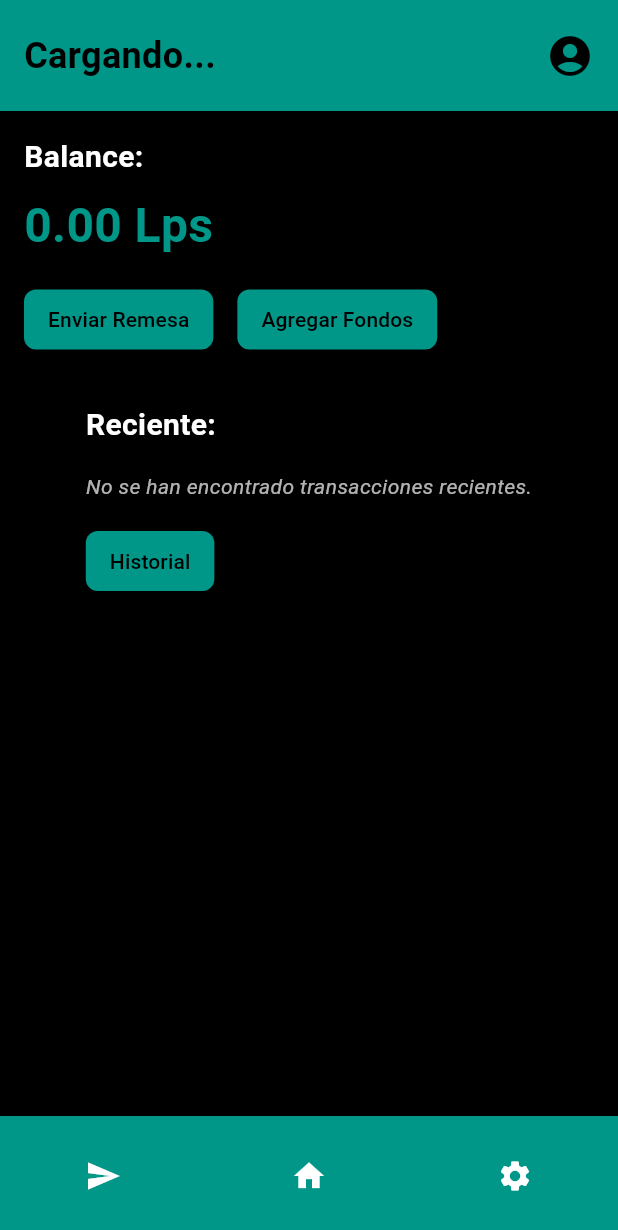
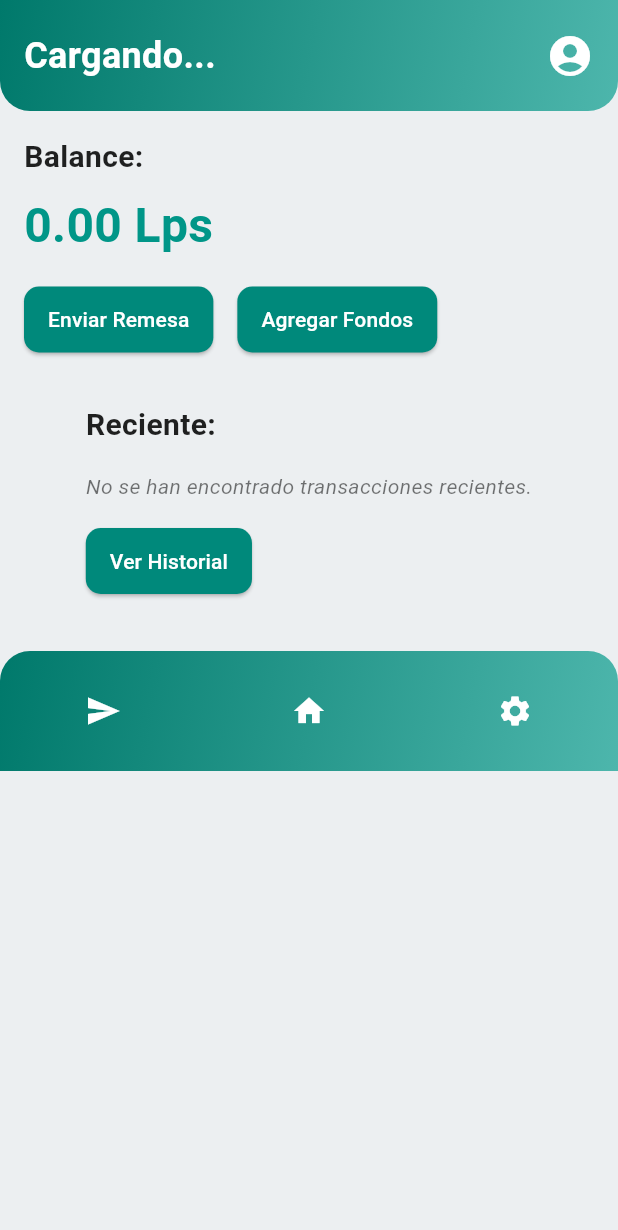
Before and after one commit to HelterSkelter11/ProyectoRemesa, a Flutter app: the DashboardScreen screen opened directly, on a phone screen of 412 x 824 dp. Shown: the top 1230 px of the screen. Run offline on Flutter 3.47's test engine with Material 3 defaults, Android fonts, the phone set to English and light mode, and no system bars; our stand-ins replace shared_preferences, supabase_flutter; accounts and stored records are empty.

Commit message:
historias y agregarfondos

```diff
--- a/lib/DashboardScreen.dart
+++ b/lib/DashboardScreen.dart
@@ -3,6 +3,8 @@ import 'EnviarRemesaScreen.dart';
 import 'package:supabase_flutter/supabase_flutter.dart';
 import 'apis/user_api.dart';
 import 'package:intl/intl.dart';
+import 'AgregarFondosScreen.dart';
+import 'HistorialScreen.dart';
 
 class DashboardScreen extends StatefulWidget {
   const DashboardScreen({super.key});
@@ -28,17 +30,11 @@ class _DashboardScreenState extends State<DashboardScreen> {
     final userApi = UserApi();
     final userInfo = await userApi.getUserById();
 
-    print(userInfo);
     if (userInfo != null) {
-      userInfo.forEach((key, value) {
-        print('$key: $value, type: ${value.runtimeType}');
-      });
       setState(() {
         username = userInfo['username'] ?? 'No Disponible';
         balance = double.tryParse(userInfo['balance'].toString()) ?? 0.0;
       });
-    } else {
-      print('no se pudo cargar los datos del usuario');
     }
   }
 
@@ -47,28 +43,31 @@ class _DashboardScreenState extends State<DashboardScreen> {
     final transacciones = await userApi.getTransactionsForUser();
 
     if (transacciones != null) {
-      for (var transaccion in transacciones) {
-        print('Transacción: $transaccion');
-      }
       setState(() {
         recentTransactions = transacciones;
       });
-    } else {
-      print('no se pudo cargar las transacciones del usuario');
     }
   }
 
   @override
   Widget build(BuildContext context) {
     return Scaffold(
-      backgroundColor: Colors.black,
+      backgroundColor: Colors.blueGrey[50], // Cambio de fondo
       body: SafeArea(
+        child: SingleChildScrollView(
           child: Column(
             children: [
               // Header
               Container(
-              color: Colors.teal,
                 padding: const EdgeInsets.symmetric(vertical: 20, horizontal: 16),
+                decoration: BoxDecoration(
+                  gradient: LinearGradient(
+                    colors: [Colors.teal[700]!, Colors.teal[300]!],
+                    begin: Alignment.topLeft,
+                    end: Alignment.bottomRight,
+                  ),
+                  borderRadius: BorderRadius.vertical(bottom: Radius.circular(20)),
+                ),
                 child: Row(
                   mainAxisAlignment: MainAxisAlignment.spaceBetween,
                   children: [
@@ -77,13 +76,13 @@ class _DashboardScreenState extends State<DashboardScreen> {
                       style: const TextStyle(
                         fontSize: 24,
                         fontWeight: FontWeight.bold,
-                      color: Colors.black,
+                        color: Colors.white,
                       ),
                     ),
                     const Icon(
                       Icons.account_circle,
                       size: 32,
-                    color: Colors.black,
+                      color: Colors.white,
                     ),
                   ],
                 ),
@@ -100,7 +99,7 @@ class _DashboardScreenState extends State<DashboardScreen> {
                       style: TextStyle(
                         fontSize: 20,
                         fontWeight: FontWeight.bold,
-                      color: Colors.white,
+                        color: Colors.black87,
                       ),
                     ),
                     const SizedBox(height: 8),
@@ -125,26 +124,33 @@ class _DashboardScreenState extends State<DashboardScreen> {
                             );
                           },
                           style: ElevatedButton.styleFrom(
-                          backgroundColor: Colors.teal,
-                          foregroundColor: Colors.black,
+                            backgroundColor: Colors.teal[600],
+                            foregroundColor: Colors.white,
                             padding: const EdgeInsets.symmetric(
-                              horizontal: 16, vertical: 10),
+                                horizontal: 16, vertical: 12),
                             shape: RoundedRectangleBorder(
-                            borderRadius: BorderRadius.circular(8),
+                              borderRadius: BorderRadius.circular(10),
                             ),
                           ),
                           child: const Text('Enviar Remesa'),
                         ),
                         const SizedBox(width: 16),
                         ElevatedButton(
-                        onPressed: () {},
+                          onPressed: () {
+                            Navigator.push(
+                              context,
+                              MaterialPageRoute(
+                                builder: (context) => AgregarFondosScreen(),
+                              ),
+                            );
+                          },
                           style: ElevatedButton.styleFrom(
-                          backgroundColor: Colors.teal,
-                          foregroundColor: Colors.black,
+                            backgroundColor: Colors.teal[600],
+                            foregroundColor: Colors.white,
                             padding: const EdgeInsets.symmetric(
-                              horizontal: 16, vertical: 10),
+                                horizontal: 16, vertical: 12),
                             shape: RoundedRectangleBorder(
-                            borderRadius: BorderRadius.circular(8),
+                              borderRadius: BorderRadius.circular(10),
                             ),
                           ),
                           child: const Text('Agregar Fondos'),
@@ -155,7 +161,7 @@ class _DashboardScreenState extends State<DashboardScreen> {
                 ),
               ),
 
-            // Reciente Section
+              // Recent Transactions Section
               Padding(
                 padding: const EdgeInsets.all(16.0),
                 child: Column(
@@ -166,7 +172,7 @@ class _DashboardScreenState extends State<DashboardScreen> {
                       style: TextStyle(
                         fontSize: 20,
                         fontWeight: FontWeight.bold,
-                      color: Colors.white,
+                        color: Colors.black87,
                       ),
                     ),
                     const SizedBox(height: 16),
@@ -177,19 +183,23 @@ class _DashboardScreenState extends State<DashboardScreen> {
                         itemCount: recentTransactions.take(3).length,
                         itemBuilder: (context, index) {
                           final transaccion = recentTransactions[index];
-                        final descripcion = transaccion['transaccion']
-                                ['descripcion'] ??
+                          final descripcion = transaccion['transaccion']['descripcion'] ??
                               'Descripción no disponible';
-                        final monto =
-                            transaccion['transaccion']['monto'] ?? 0.0;
+                          final monto = transaccion['transaccion']['monto'] ?? 0.0;
                           final Rawfecha = transaccion['hecho_en'];
                           final fecha = Rawfecha != null
                               ? DateFormat('dd/MM/yyyy hh:mm a')
                                   .format(DateTime.parse(Rawfecha).toLocal())
                               : 'Fecha no disponible';
 
-                        return ListTile(
-                          contentPadding: EdgeInsets.zero,
+                          return Card(
+                            margin: const EdgeInsets.only(bottom: 10),
+                            elevation: 4,
+                            shape: RoundedRectangleBorder(
+                              borderRadius: BorderRadius.circular(12),
+                            ),
+                            child: ListTile(
+                              contentPadding: EdgeInsets.all(16),
                               leading: const Icon(
                                 Icons.history,
                                 color: Colors.teal,
@@ -198,20 +208,21 @@ class _DashboardScreenState extends State<DashboardScreen> {
                               title: Text(
                                 descripcion,
                                 style: const TextStyle(
-                              color: Colors.white,
+                                  color: Colors.black87,
                                   fontWeight: FontWeight.bold,
                                 ),
                               ),
                               subtitle: Text(
                                 'Lps. $monto\n$fecha',
                                 style: const TextStyle(
-                              color: Colors.white70,
+                                  color: Colors.black54,
                                 ),
                               ),
                               trailing: const Icon(
                                 Icons.arrow_forward_ios,
-                            color: Colors.white70,
+                                color: Colors.black54,
                                 size: 16,
+                              ),
                             ),
                           );
                         },
@@ -220,35 +231,50 @@ class _DashboardScreenState extends State<DashboardScreen> {
                       const Text(
                         'No se han encontrado transacciones recientes.',
                         style: TextStyle(
-                        color: Colors.white70,
+                          color: Colors.black54,
                           fontStyle: FontStyle.italic,
                         ),
                       ),
                     ],
                     const SizedBox(height: 16),
                     ElevatedButton(
-                    onPressed: () {},
-                    style: ElevatedButton.styleFrom(
-                      backgroundColor: Colors.teal,
-                      foregroundColor: Colors.black,
-                      padding: const EdgeInsets.symmetric(
-                          horizontal: 16, vertical: 10),
-                      shape: RoundedRectangleBorder(
-                        borderRadius: BorderRadius.circular(8),
+                      onPressed: () {
+                        Navigator.push(
+                          context,
+                          MaterialPageRoute(
+                            builder: (context) => HistorialScreen(
+                              recentTransactions: recentTransactions,
                             ),
                           ),
-                    child: const Text('Historial'),
+                        );
+                      },
+                      style: ElevatedButton.styleFrom(
+                        backgroundColor: Colors.teal[600],
+                        foregroundColor: Colors.white,
+                        padding: const EdgeInsets.symmetric(horizontal: 16, vertical: 12),
+                        shape: RoundedRectangleBorder(
+                          borderRadius: BorderRadius.circular(10),
+                        ),
+                      ),
+                      child: const Text('Ver Historial'),
                     ),
                   ],
                 ),
               ),
 
-            const Spacer(),
+              const SizedBox(height: 20),
 
               // Bottom Navigation
               Container(
-              color: Colors.teal,
                 padding: const EdgeInsets.symmetric(vertical: 16),
+                decoration: BoxDecoration(
+                  gradient: LinearGradient(
+                    colors: [Colors.teal[700]!, Colors.teal[300]!],
+                    begin: Alignment.topLeft,
+                    end: Alignment.bottomRight,
+                  ),
+                  borderRadius: BorderRadius.vertical(top: Radius.circular(20)),
+                ),
                 child: Row(
                   mainAxisAlignment: MainAxisAlignment.spaceAround,
                   children: [
@@ -277,6 +303,7 @@ class _DashboardScreenState extends State<DashboardScreen> {
             ],
           ),
         ),
+      ),
     );
   }
 }
```
Also changed, not shown: lib/AgregarFondosScreen.dart (added, +80 -0 lines), lib/EnviarRemesaScreen.dart (+31 -27 lines), lib/HistorialScreen.dart (added, +346 -0 lines). Lines whose indentation alone changed are shown as unchanged.
